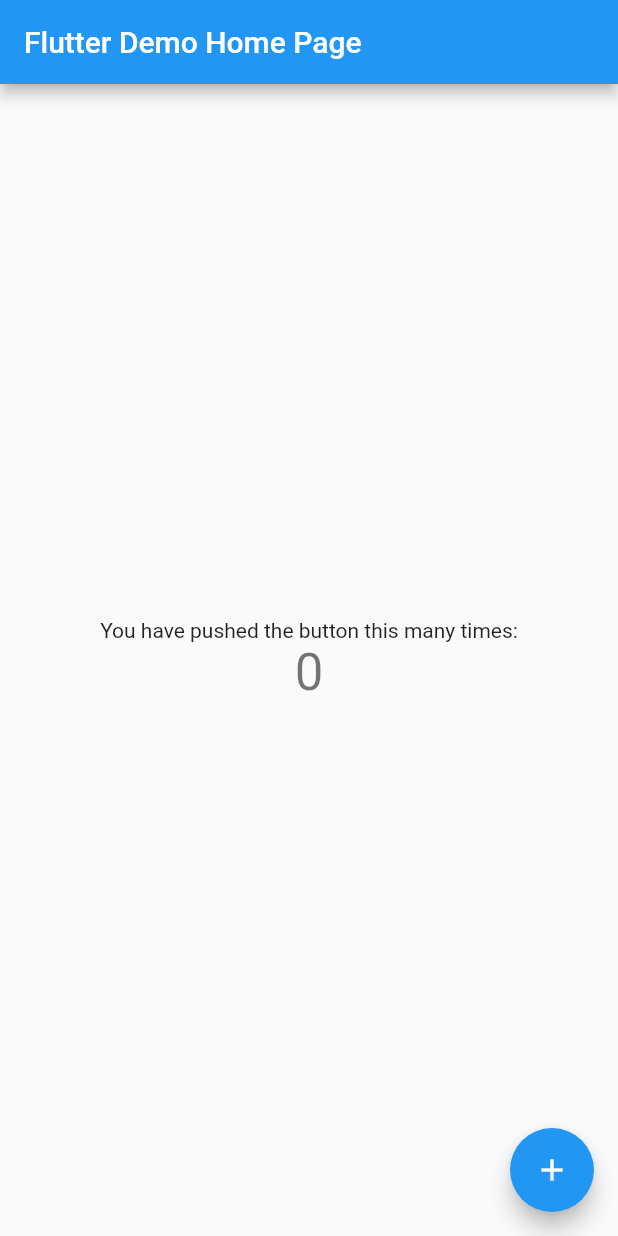
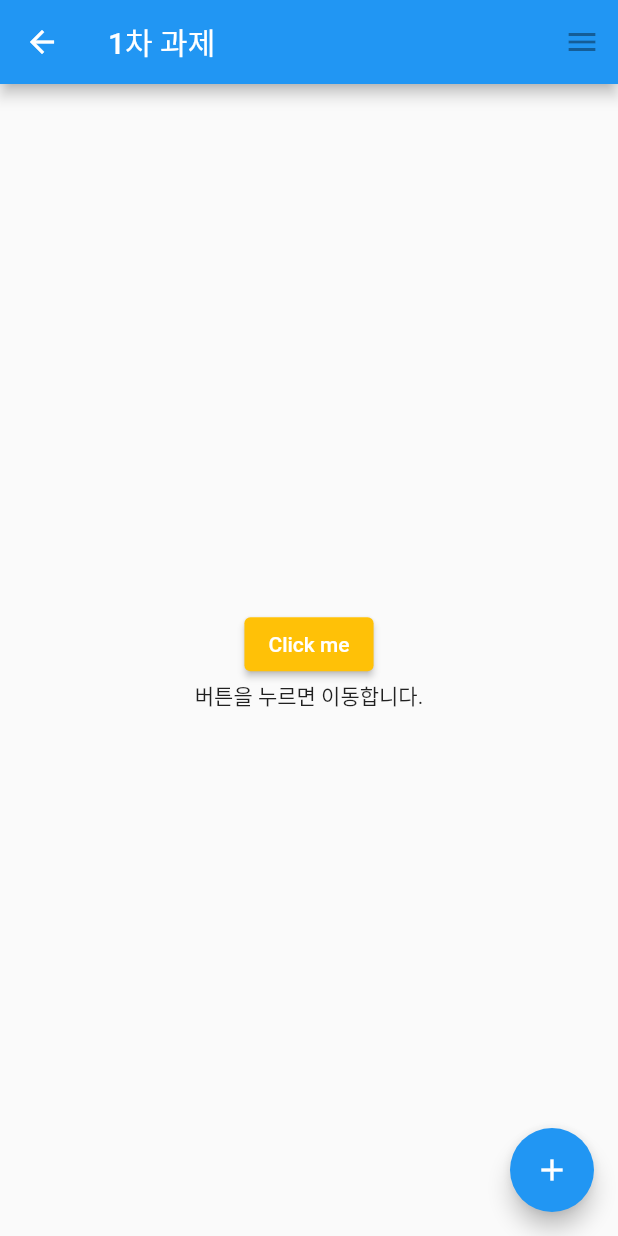
Before and after one commit to Siihyun/flutter-practice, a Flutter app: the screen it shows after launch, on a phone screen of 412 x 824 dp. Run offline on Flutter 3.47's test engine with Material 2 defaults, Android fonts, the phone set to English and light mode, and no system bars.

Commit message:
<feat> Appbar, body 버튼 생성

```diff
--- a/lib/main.dart
+++ b/lib/main.dart
@@ -15,7 +15,7 @@
       theme: ThemeData(
         primarySwatch: Colors.blue,
       ),
-      home: const MyHomePage(title: 'Flutter Demo Home Page'),
+      home: const MyHomePage(title: '1차 과제'),
     );
   }
 }
@@ -42,19 +42,29 @@
   Widget build(BuildContext context) {
     return Scaffold(
       appBar: AppBar(
-
-        title: Text(widget.title),
+        leading: IconButton(
+            onPressed: () {
+              Navigator.pop(context);
+            },
+            tooltip: '뒤로가기 버튼',
+            icon: const Icon(Icons.arrow_back)),
+        actions: const [
+          IconButton(onPressed: null, tooltip: '메뉴 바', icon: Icon(Icons.menu),)
+        ],
+        title: const Text('1차 과제'),
       ),
       body: Center(
         child: Column(
           mainAxisAlignment: MainAxisAlignment.center,
           children: <Widget>[
+            ElevatedButton(
+              onPressed: () {
+                print("버튼 클릭됨");
+              },
+              style: ElevatedButton.styleFrom(primary: Colors.amber),
+              child: const Text("Click me"),),
             const Text(
-              'You have pushed the button this many times:',
-            ),
-            Text(
-              '$_counter',
-              style: Theme.of(context).textTheme.headline4,
+                '버튼을 누르면 이동합니다.'
             ),
           ],
         ),
```
